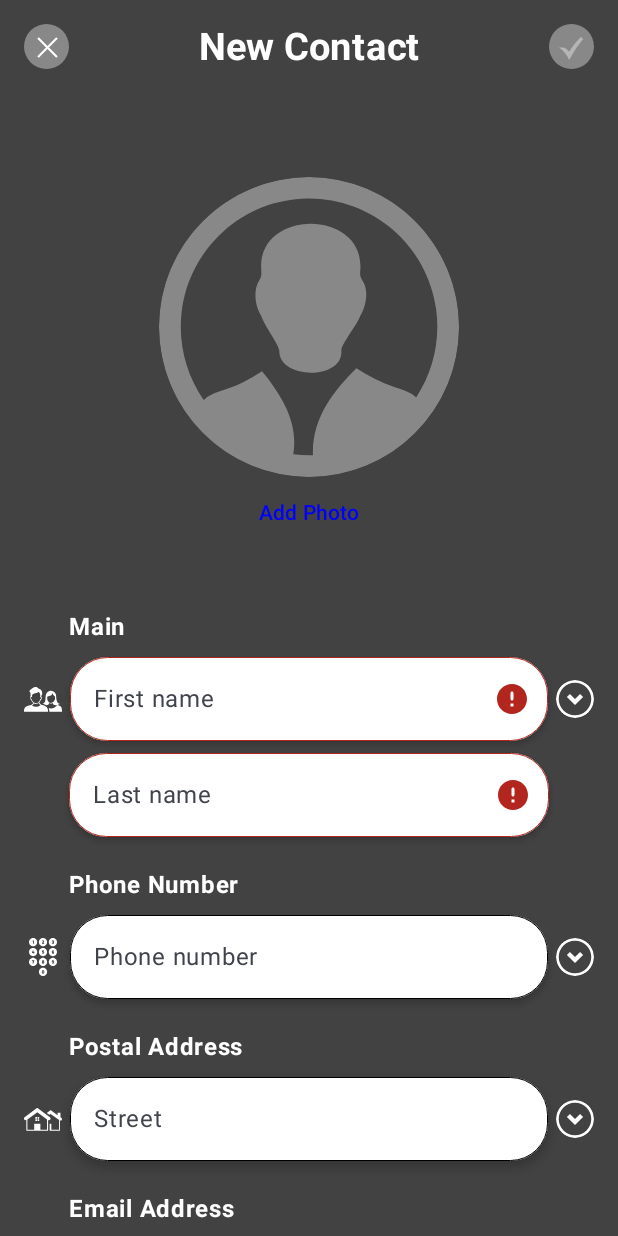
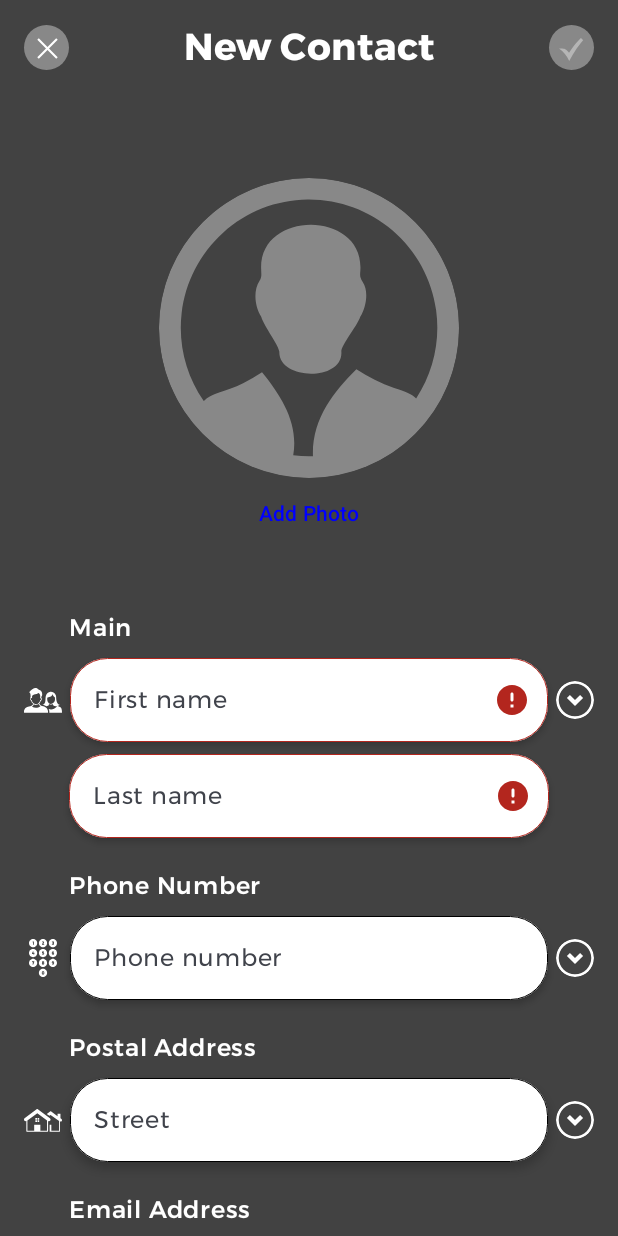
Before and after one commit to Dendy-Jr/Contacts, an Android app built with Jetpack Compose: the screen it shows after launch (MainActivity), after a tap on "Add", on a phone screen of 412 x 824 dp. Run offline under Robolectric (Android 15) with nearby library versions, the phone set to English and light mode, and no system bars; our stand-ins replace Dagger/Hilt's generated code, Timber, accompanist; libraries missing offline, so code that uses them is left out: io.realm.kotlin, org.mongodb.kbson; 2 statements that could not run were skipped.

Commit message:
Adding Montserrat fonts

```diff
--- a/app/src/main/java/ui/dendi/contacts/ui/theme/Type.kt
+++ b/app/src/main/java/ui/dendi/contacts/ui/theme/Type.kt
@@ -16,9 +16,16 @@ val Roboto = FontFamily(
     Font(R.font.roboto_bold, FontWeight.Bold),
 )
 
+val Montserrat = FontFamily(
+    Font(R.font.montserrat_light, FontWeight.Light),
+    Font(R.font.montserrat),
+    Font(R.font.montserrat_medium, FontWeight.Medium),
+    Font(R.font.montserrat_bold, FontWeight.Bold),
+)
+
 val Typography = Typography(
     bodyLarge = TextStyle(
-        fontFamily = Roboto,
+        fontFamily = Montserrat,
         fontWeight = FontWeight.Normal,
         fontSize = 16.sp,
         lineHeight = 24.sp,
```
Also changed, not shown: app/src/main/res/font/montserrat.ttf (added), app/src/main/res/font/montserrat_bold.ttf (added), app/src/main/res/font/montserrat_light.ttf (added), app/src/main/res/font/montserrat_medium.ttf (added).
